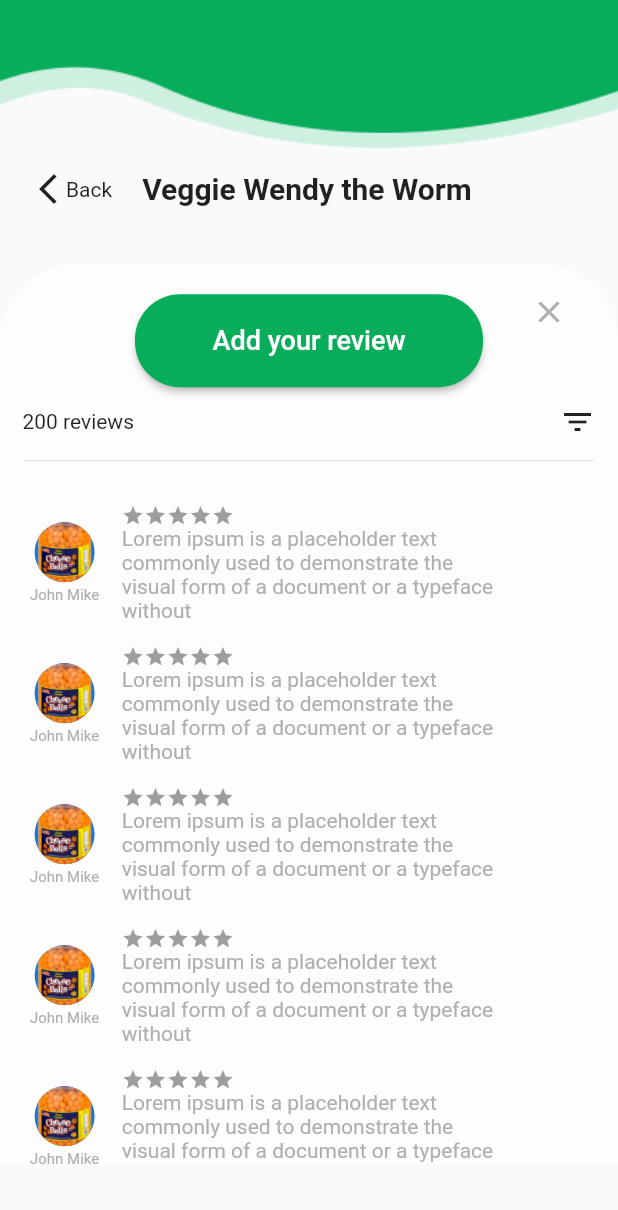
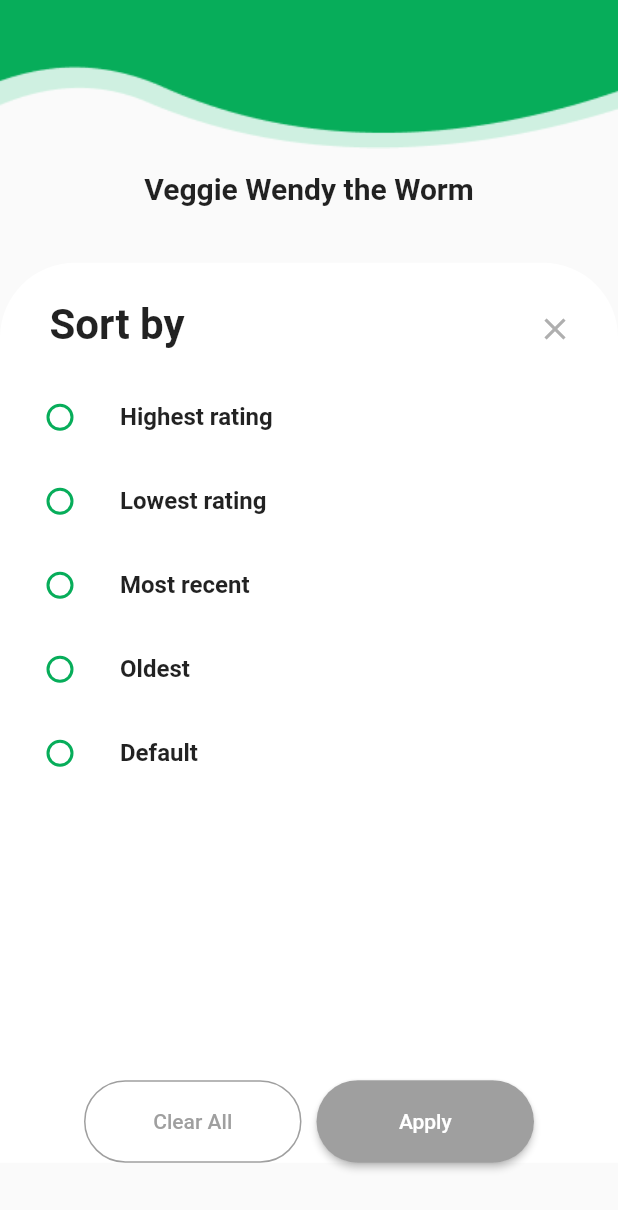
Before and after one commit to ArslanAshraf462/Assignment2, a Flutter app: the screen it shows after launch, on a phone screen of 412 x 824 dp. Shown: the top 1210 px of the screen. Run offline on Flutter 3.47's test engine with Material 2 defaults, Android fonts, the phone set to English and light mode, and no system bars; drawn by our look-alikes of flutter_rating_bar.

Commit message:
Adding All reviews Filter screen with custom widgets

```diff
--- a/lib/main.dart
+++ b/lib/main.dart
@@ -1,3 +1,4 @@
+import 'package:assignment_2/screens/all_reviews_filter_screen.dart';
 import 'package:assignment_2/screens/all_reviews_screen.dart';
 import 'package:flutter/material.dart';
 
@@ -16,7 +17,7 @@ class MyApp extends StatelessWidget {
       theme: ThemeData(
         primarySwatch: Colors.blue,
       ),
-      home: AllReviews(),
+      home: AllReviewsFilterScreen(),
     );
   }
 }
--- /dev/null
+++ b/lib/screens/all_reviews_filter_screen.dart
@@ -0,0 +1,44 @@
+import 'package:assignment_2/widgets/botton_container_widget.dart';
+import 'package:assignment_2/widgets/clear_apply_button_widget.dart';
+import 'package:assignment_2/widgets/radio_button_widget.dart';
+import 'package:assignment_2/widgets/vertical_sized_widget.dart';
+import 'package:flutter/material.dart';
+
+import '../widgets/title_widget.dart';
+
+class AllReviewsFilterScreen extends StatelessWidget {
+  const AllReviewsFilterScreen({Key? key}) : super(key: key);
+
+  @override
+  Widget build(BuildContext context) {
+    return Scaffold(
+      body: SafeArea(
+        child: Column(
+          children: [
+            Image.asset('assets/images/top_nav.png', width: double.infinity,),
+            VerticalSizedWidget(15.0),
+            TitleWidget(title: 'Veggie Wendy the Worm', fontWeight: FontWeight.bold),
+            VerticalSizedWidget(38.0),
+            Stack(
+              textDirection: TextDirection.ltr,
+              clipBehavior: Clip.none,
+              children: [
+                BottomContainerWidget(child: Column(
+                  children: [
+                    VerticalSizedWidget(75.0),
+                    RadioButtonWidget(),
+                    ClearApplyButtonWidget(),
+                  ],
+                ),),
+                Padding(
+                  padding: const EdgeInsets.only(left: 33,top: 25,),
+                  child: Text('Sort by',style: TextStyle(fontSize: 28.0,fontWeight: FontWeight.bold),),
+                ),
+              ],
+            ),
+          ],
+        ),
+      ),
+    );;
+  }
+}
--- a/lib/widgets/all_reviews_widget.dart
+++ b/lib/widgets/all_reviews_widget.dart
@@ -22,7 +22,8 @@ class AllReviewsWidget extends StatelessWidget {
               backgroundColor: Color(0xff07AD5A),
               shape:  RoundedRectangleBorder(
                 borderRadius:  BorderRadius.circular(30.0),
-              ),),
+              ),
+            ),
           ),
         ),
         VerticalSizedWidget(3.0),
--- a/lib/widgets/botton_container_widget.dart
+++ b/lib/widgets/botton_container_widget.dart
@@ -16,7 +16,7 @@ class BottomContainerWidget extends StatelessWidget {
         ),
         boxShadow: [
           BoxShadow(
-            color: Color(0xffFFFFFF).withOpacity(0.5),
+            color: Color(0xffFFFFFF).withOpacity(1.0),
           ),
         ],
       ),
@@ -26,7 +26,12 @@ class BottomContainerWidget extends StatelessWidget {
             left: 350,
             right: 30,
             top: 20,
-            child: Icon(Icons.close,color: Color(0xffAFAFAF),),),
+            child: IconButton(
+              onPressed: (){},
+              icon: Icon(Icons.close,color: Color(0xffAFAFAF),
+              ),
+            ),
+          ),
           child,
         ],
       ),
--- /dev/null
+++ b/lib/widgets/clear_apply_button_widget.dart
@@ -0,0 +1,41 @@
+import 'package:flutter/material.dart';
+
+import 'horizontal_sized_widget.dart';
+
+class ClearApplyButtonWidget extends StatelessWidget {
+  const ClearApplyButtonWidget({Key? key}) : super(key: key);
+
+  @override
+  Widget build(BuildContext context) {
+    return Row(
+        crossAxisAlignment: CrossAxisAlignment.center,
+        mainAxisAlignment: MainAxisAlignment.center,
+        children: [
+          Container(
+            width: 145,
+            height: 55,
+            child: TextButton(onPressed: (){}, child: Text('Clear All'),
+              style: TextButton.styleFrom(
+                foregroundColor: Color(0xff9F9F9F),
+                shape: RoundedRectangleBorder(borderRadius: BorderRadius.circular(30.0),),
+                side: BorderSide(color: Color(0xff9F9F9F), width: 1,),
+              ),
+            ),
+          ),
+          HorizontalSizedWidget(10.0),
+          Container(
+            width: 145,
+            height: 55,
+            child: ElevatedButton(onPressed: (){}, child: Text('Apply'),
+              style: ElevatedButton.styleFrom(
+                backgroundColor: Color(0xff9F9F9F),
+                shape:  RoundedRectangleBorder(
+                  borderRadius:  BorderRadius.circular(30.0),
+                ),
+              ),
+            ),
+          ),
+        ]
+    );
+  }
+}
--- /dev/null
+++ b/lib/widgets/radio_button_widget.dart
@@ -0,0 +1,42 @@
+import 'package:flutter/material.dart';
+
+class RadioButtonWidget extends StatefulWidget {
+  const RadioButtonWidget({Key? key}) : super(key: key);
+
+  @override
+  State<RadioButtonWidget> createState() => _RadioButtonWidgetState();
+}
+
+class _RadioButtonWidgetState extends State<RadioButtonWidget> {
+  List _items = [
+    'Highest rating',
+    'Lowest rating',
+    'Most recent',
+    'Oldest',
+    'Default'
+  ];
+  int? current;
+  bool isSelected = false;
+  @override
+  Widget build(BuildContext context) {
+    return Expanded(child: ListView.builder(
+      itemCount: _items.length,
+      itemBuilder: (context, index) {
+        return  ListTile(
+          title: Text(_items[index].toString(), style: TextStyle(fontWeight: FontWeight.bold),),
+          leading: Radio(
+            fillColor:
+            MaterialStateProperty.resolveWith<Color>(
+                    (Set<MaterialState> states) => Color(0xff07AD5A)),
+            value: index,
+            groupValue: current,
+            onChanged: (value) {
+              setState(() {
+                current=value;
+              });
+            },
+          ),
+        );
+      },),);
+  }
+}
```
